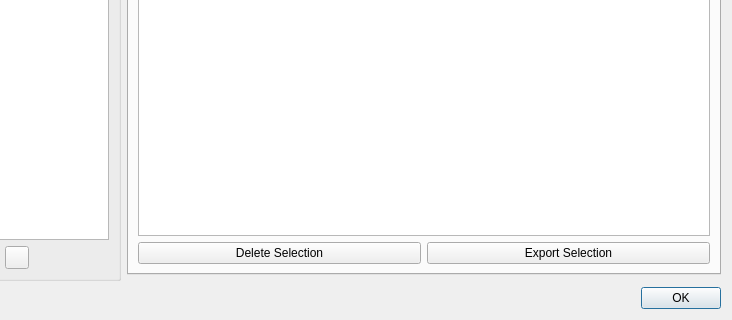
First picture: the form in src/ui/windows/w_GroupManager.ui, repository Wpenga/QvPersonal, before the edit; both pictures show x 128 to 860 and y 288 to 608 of the 860 by 608 pixel window.
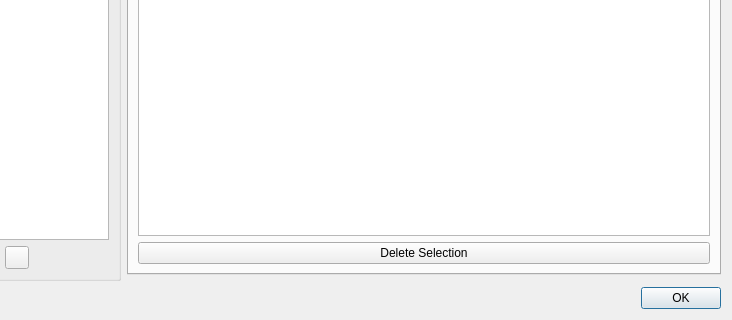
Second picture: the form after the edit. The open tabs and pages were chosen to show the change. Icons and pictures are not drawn.

```diff
--- a/src/ui/windows/w_GroupManager.ui
+++ b/src/ui/windows/w_GroupManager.ui
@@ -158,15 +158,8 @@
       <attribute name="title">
        <string>Connections</string>
       </attribute>
-      <layout class="QGridLayout" name="gridLayout_2">
-       <item row="1" column="0">
-        <widget class="QPushButton" name="deleteSelectedConnBtn">
-         <property name="text">
-          <string>Delete Selection</string>
-         </property>
-        </widget>
-       </item>
-       <item row="0" column="0" colspan="2">
+      <layout class="QVBoxLayout" name="verticalLayout_2">
+       <item>
         <widget class="QTableWidget" name="connectionsTable">
          <property name="contextMenuPolicy">
           <enum>Qt::CustomContextMenu</enum>
@@ -199,10 +192,10 @@
          </column>
         </widget>
        </item>
-       <item row="1" column="1">
-        <widget class="QPushButton" name="exportSelectedConnBtn">
+       <item>
+        <widget class="QPushButton" name="deleteSelectedConnBtn">
          <property name="text">
-          <string>Export Selection</string>
+          <string>Delete Selection</string>
          </property>
         </widget>
        </item>
```
Left out of the diff: 2 changed lines with no effect on the pictures.
